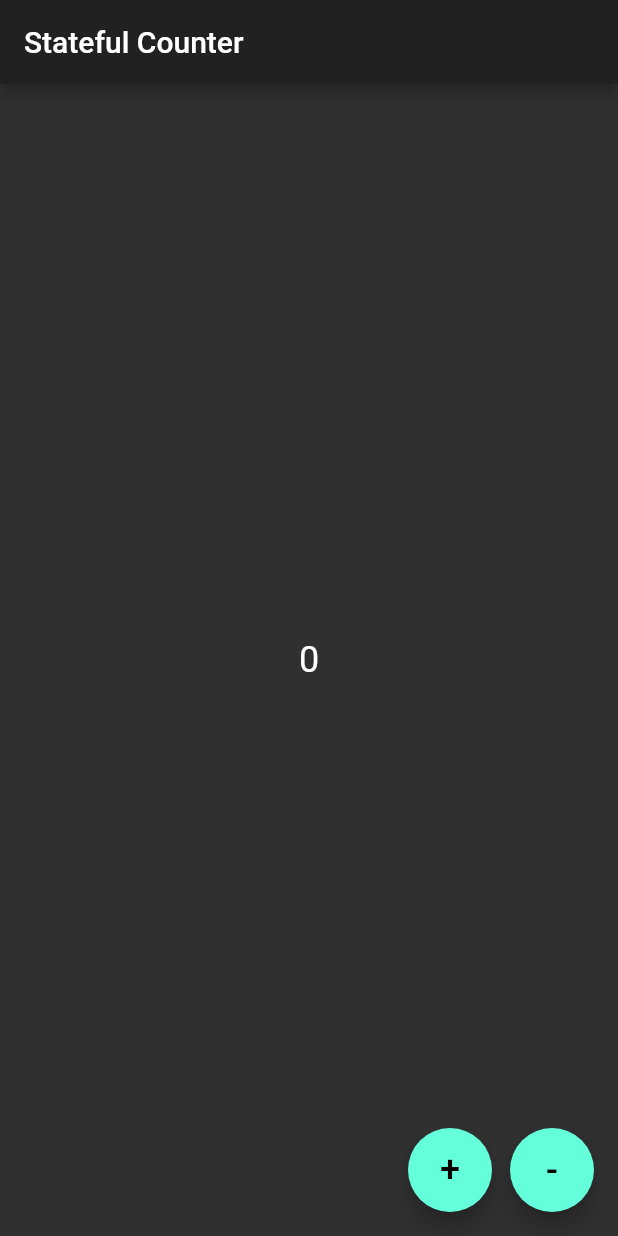
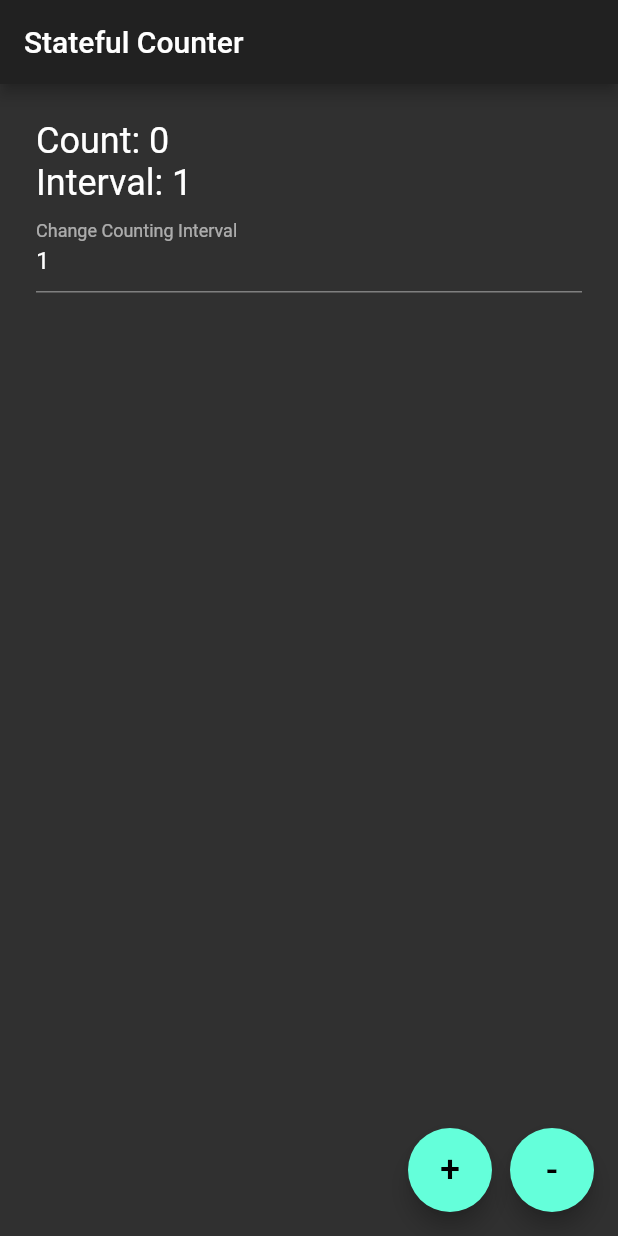
Before and after one commit to dhiyaaulauliyaa/flutter_state_management_ex, a Flutter app: the screen it shows after launch, on a phone screen of 412 x 824 dp. Run offline on Flutter 3.47's test engine with Material 2 defaults, Android fonts, the light colour scheme and no system bars.

Commit message:
implement multi case

```diff
--- a/lib/main.dart
+++ b/lib/main.dart
@@ -33,10 +33,17 @@ class _MyHomePageState extends State<MyHomePage> {
   TextStyle style = TextStyle(fontSize: 24);
 
   int _count = 0;
+  int _interval = 1;
 
   void _counter(CounterEvent event) {
     setState(() {
-      _count += event == CounterEvent.Increment ? 1 : -1;
+      _count += _interval * (event == CounterEvent.Increment ? 1 : -1);
+    });
+  }
+
+  void _changeInterval(String number) {
+    setState(() {
+      _interval = int.parse(number);
     });
   }
 
@@ -44,6 +51,8 @@ class _MyHomePageState extends State<MyHomePage> {
   Widget build(BuildContext context) {
     return Scaffold(
       appBar: AppBar(title: Text('Stateful Counter')),
+
+      //---------------- Counter Button ----------------//
       floatingActionButton: Row(
         mainAxisAlignment: MainAxisAlignment.end,
         children: [
@@ -64,10 +73,31 @@ class _MyHomePageState extends State<MyHomePage> {
           )
         ],
       ),
-      body: Center(
-        child: Text(
-          '$_count',
-          style: style,
+      body: Padding(
+        padding: const EdgeInsets.all(24.0),
+        child: Column(
+          crossAxisAlignment: CrossAxisAlignment.start,
+          children: [
+            /* Counter */
+            Text(
+              'Count: $_count',
+              style: style,
+            ),
+
+            /* Interval */
+            Text(
+              'Interval: $_interval',
+              style: style,
+            ),
+
+            /* Interval Changer */
+            TextFormField(
+              initialValue: _interval.toString(),
+              keyboardType: TextInputType.number,
+              decoration: InputDecoration(labelText: 'Change Counting Interval'),
+              onFieldSubmitted: _changeInterval,
+            ),
+          ],
         ),
       ),
     );
```
